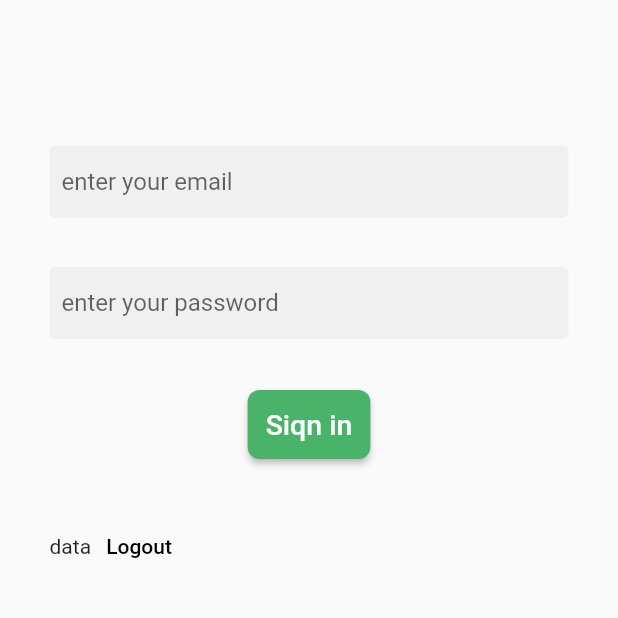
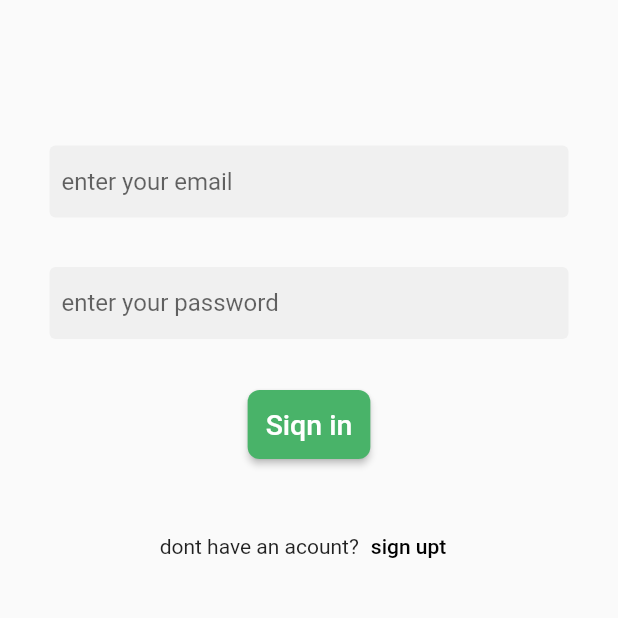
Before and after one commit to AyaEidAttya/E-commerce-app, a Flutter app: the screen it shows after launch, on a phone screen of 412 x 824 dp, the top half of it. Run offline on Flutter 3.47's test engine with Material 2 defaults, Android fonts, the phone set to English and light mode, and no system bars.

Commit message:
move to center

```diff
--- a/lib/pages/logine.dart/login.dart
+++ b/lib/pages/logine.dart/login.dart
@@ -58,12 +58,13 @@ class login extends StatelessWidget {
                 height: 33,
               ),
               Row(
+                mainAxisAlignment: MainAxisAlignment.center,
                 children: [
-                  Text("data"),
+                  Text("dont have an acount?"),
                   TextButton(
                     onPressed: () {},
                     child:
-                        Text('Logout', style: TextStyle(color: Colors.black)),
+                        Text('sign upt', style: TextStyle(color: Colors.black)),
                   )
                 ],
               )
```
